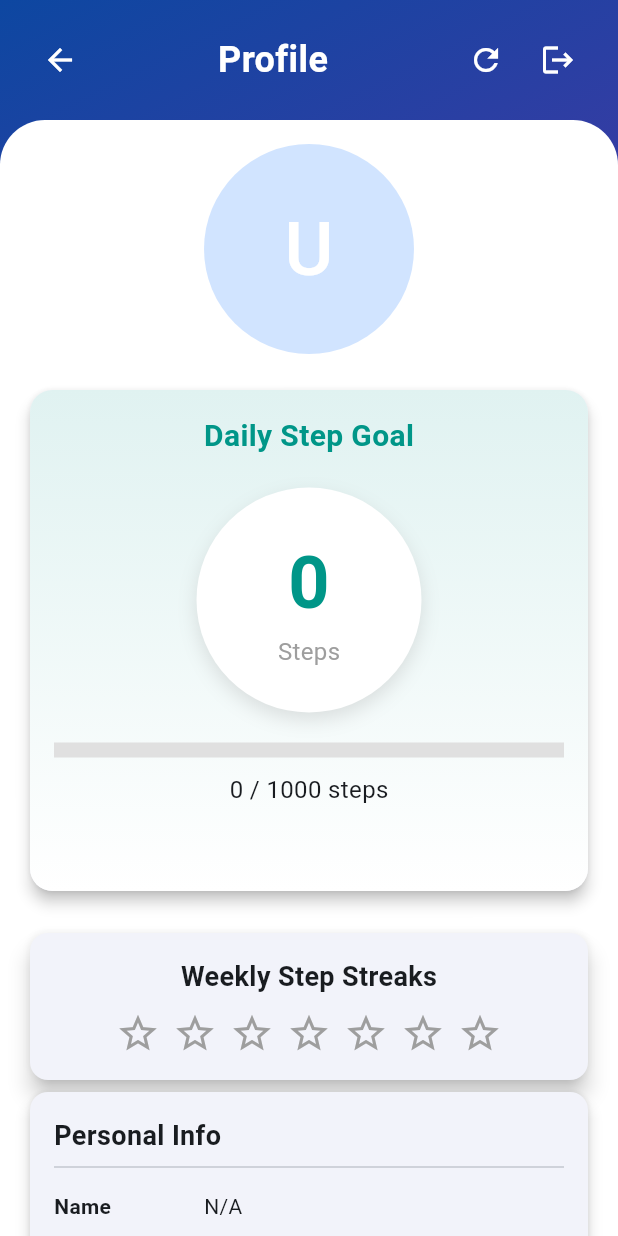
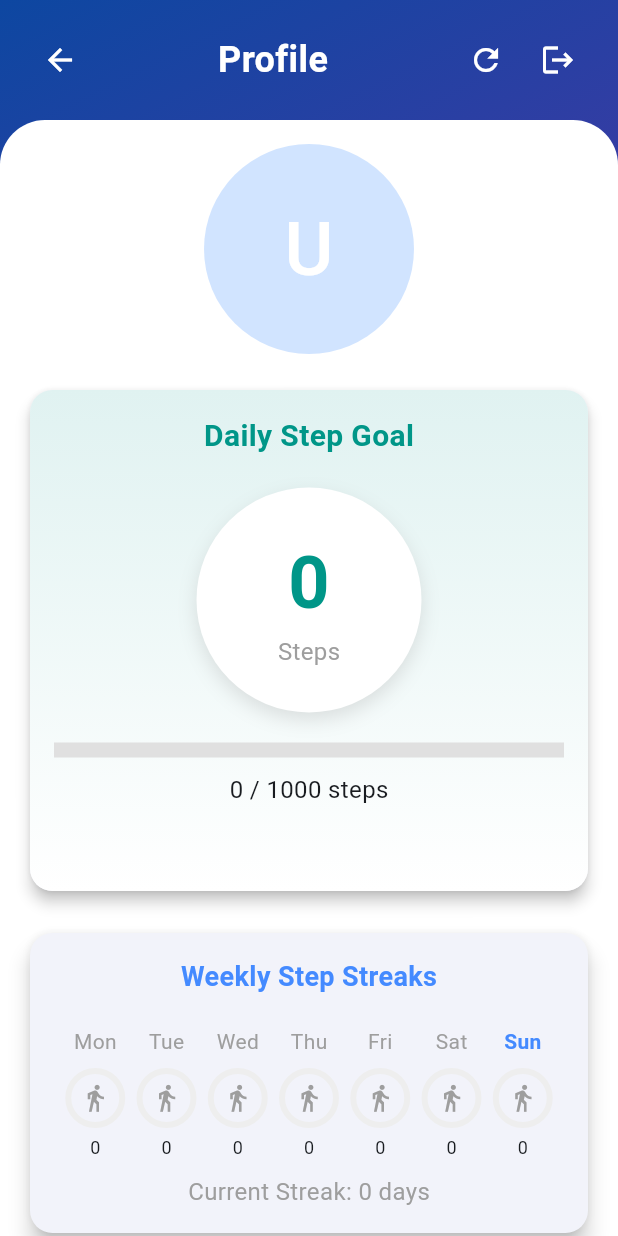
Before and after one commit to ghanshyam086/Odoo_x_CHARUSAT-Neural_Nexus, a Flutter app: the ProfilePage screen opened directly, on a phone screen of 412 x 824 dp. Run offline on Flutter 3.47's test engine with Material 3 defaults, Android fonts, the phone set to English and light mode, and no system bars; our stand-ins replace animated_text_kit, cached_network_image, fl_chart, flutter_spinkit, geolocator, google_maps_flutter and 4 more; accounts and stored records are empty; network calls fail.

Commit message:
Profile make CompleT
iMPLEMTNT sTEP COUNTERT

```diff
--- a/Frontend/lib/ProfileComponent/ProfilePage.dart
+++ b/Frontend/lib/ProfileComponent/ProfilePage.dart
@@ -1,4 +1,3 @@
-// lib/ProfileComponent/ProfilePage.dart
 import 'package:flutter/material.dart';
 import 'package:shared_preferences/shared_preferences.dart';
 import 'dart:convert';
@@ -20,8 +19,9 @@ class ProfilePage extends StatefulWidget {
 class _ProfilePageState extends State<ProfilePage> {
   Map<String, dynamic> userData = {};
   bool isLoading = true;
-  int streakCount = 0;
+  List<Map<String, dynamic>> weeklyStreaks = List.generate(7, (index) => {'completed': false, 'steps': 0});
   String userId = "123456";
+  int todaySteps = 0;
 
   @override
   void initState() {
@@ -63,7 +63,18 @@ class _ProfilePageState extends State<ProfilePage> {
       if (response.statusCode == 200) {
         final data = json.decode(response.body);
         setState(() {
-          streakCount = data['streakCount'] ?? 0;
+          // Assuming API returns a list of daily steps for the last 7 days
+          List<dynamic> streakData = data['weeklyStreaks'] ?? [];
+          for (int i = 0; i < 7 && i < streakData.length; i++) {
+            weeklyStreaks[i] = {
+              'completed': streakData[i]['steps'] >= (data['dailyStepGoal'] ?? 10000),
+              'steps': streakData[i]['steps'] ?? 0,
+            };
+          }
+          // Update today's steps if available
+          if (streakData.isNotEmpty) {
+            todaySteps = streakData.last['steps'] ?? 0;
+          }
         });
       } else {
         print('Failed to fetch streaks: ${response.statusCode}');
@@ -94,8 +105,13 @@ class _ProfilePageState extends State<ProfilePage> {
     setState(() { isLoading = false; });
   }
 
-  void _updateStreak(int stepsTaken) async {
-    await _fetchStreaks();
+  void _updateStreak(int stepsTaken) {
+    setState(() {
+      todaySteps = stepsTaken;
+      weeklyStreaks[6]['steps'] = stepsTaken; // Update today's steps
+      weeklyStreaks[6]['completed'] = stepsTaken >= 10000; // Assuming 10k step goal
+    });
+    _fetchStreaks(); // Refresh streak data from server
   }
 
   @override
@@ -164,7 +180,7 @@ class _ProfilePageState extends State<ProfilePage> {
           StepCounter(
             userId: userId,
             onStepUpdate: _updateStreak,
-            initialUserData: userData, // Pass userData (updated from initialUserData)
+            initialUserData: userData,
           ),
           const SizedBox(height: 20),
           _buildStreakSection(),
@@ -198,15 +214,24 @@ class _ProfilePageState extends State<ProfilePage> {
   Widget _buildStreakSection() {
     return Card(
       elevation: 6,
+      shape: RoundedRectangleBorder(borderRadius: BorderRadius.circular(15)),
       child: Padding(
         padding: const EdgeInsets.all(16.0),
         child: Column(
           children: [
-            const Text('Weekly Step Streaks', style: TextStyle(fontSize: 18, fontWeight: FontWeight.bold)),
+            const Text(
+              'Weekly Step Streaks',
+              style: TextStyle(fontSize: 18, fontWeight: FontWeight.bold, color: Colors.blueAccent),
+            ),
+            const SizedBox(height: 20),
+            Row(
+              mainAxisAlignment: MainAxisAlignment.spaceEvenly,
+              children: List.generate(7, (index) => _buildStreakDay(index)),
+            ),
             const SizedBox(height: 10),
-            Row(
-              mainAxisAlignment: MainAxisAlignment.center,
-              children: List.generate(7, (index) => _buildStreakStar(index < streakCount)),
+            Text(
+              'Current Streak: ${_calculateStreak()} days',
+              style: const TextStyle(fontSize: 16, color: Colors.grey),
             ),
           ],
         ),
@@ -214,19 +239,67 @@ class _ProfilePageState extends State<ProfilePage> {
     );
   }
 
-  Widget _buildStreakStar(bool completed) {
-    return Padding(
-      padding: const EdgeInsets.symmetric(horizontal: 4.0),
-      child: AnimatedSwitcher(
-        duration: const Duration(milliseconds: 500),
-        child: Icon(
-          completed ? Icons.star : Icons.star_border,
-          key: ValueKey(completed),
-          color: completed ? Colors.yellow : Colors.grey,
-          size: 30,
+  Widget _buildStreakDay(int index) {
+    final days = ['Mon', 'Tue', 'Wed', 'Thu', 'Fri', 'Sat', 'Sun'];
+    final bool isToday = index == 6; // Assuming 6 is today
+    final int steps = weeklyStreaks[index]['steps'];
+    const int dailyGoal = 10000; // Replace with actual goal from server if available
+    double progress = steps / dailyGoal;
+    if (progress > 1) progress = 1;
+
+    return Column(
+      children: [
+        Text(
+          days[index],
+          style: TextStyle(
+            fontSize: 14,
+            color: isToday ? Colors.blueAccent : Colors.grey,
+            fontWeight: isToday ? FontWeight.bold : FontWeight.normal,
+          ),
         ),
-      ),
+        const SizedBox(height: 8),
+        AnimatedContainer(
+          duration: const Duration(milliseconds: 500),
+          width: 40,
+          height: 40,
+          child: Stack(
+            alignment: Alignment.center,
+            children: [
+              CircularProgressIndicator(
+                value: progress,
+                backgroundColor: Colors.grey.shade200,
+                valueColor: AlwaysStoppedAnimation(
+                  weeklyStreaks[index]['completed'] ? Colors.green : Colors.blueAccent,
+                ),
+                strokeWidth: 4,
+              ),
+              Icon(
+                weeklyStreaks[index]['completed'] ? Icons.check : Icons.directions_walk,
+                size: 20,
+                color: weeklyStreaks[index]['completed'] ? Colors.green : Colors.grey,
+              ),
+            ],
+          ),
+        ),
+        const SizedBox(height: 4),
+        Text(
+          '$steps',
+          style: const TextStyle(fontSize: 12),
+        ),
+      ],
     );
+  }
+
+  int _calculateStreak() {
+    int streak = 0;
+    for (var day in weeklyStreaks.reversed) {
+      if (day['completed']) {
+        streak++;
+      } else {
+        break;
+      }
+    }
+    return streak;
   }
 
   Widget _buildInfoSection(String title, List<Widget> children) {
```
